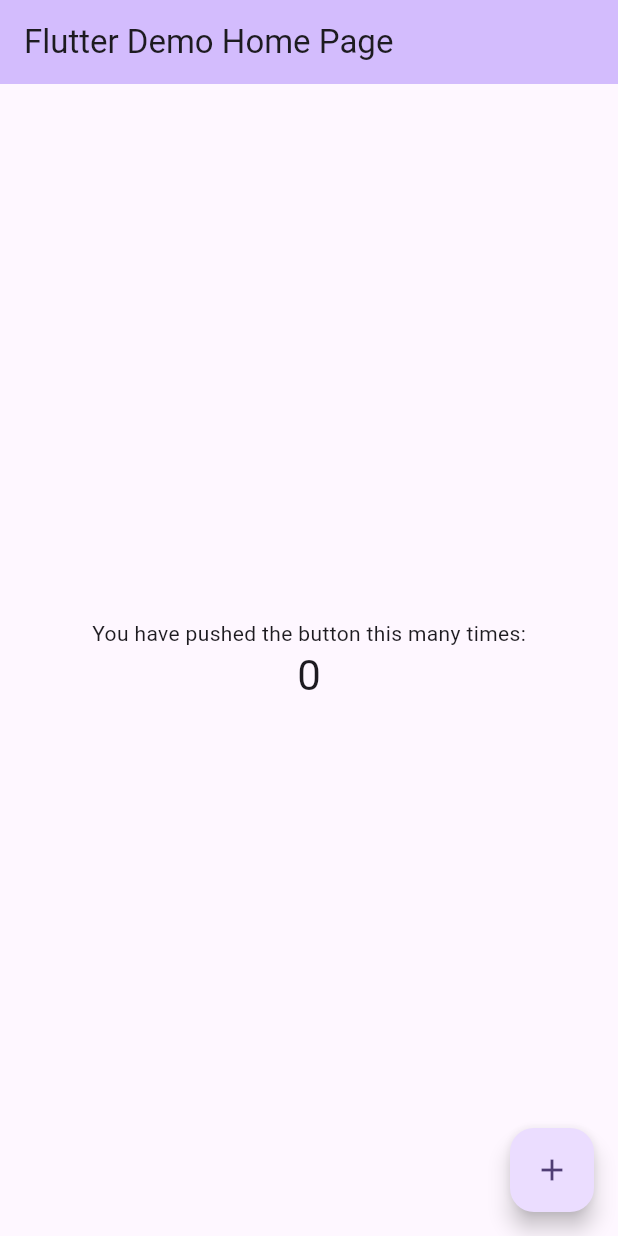
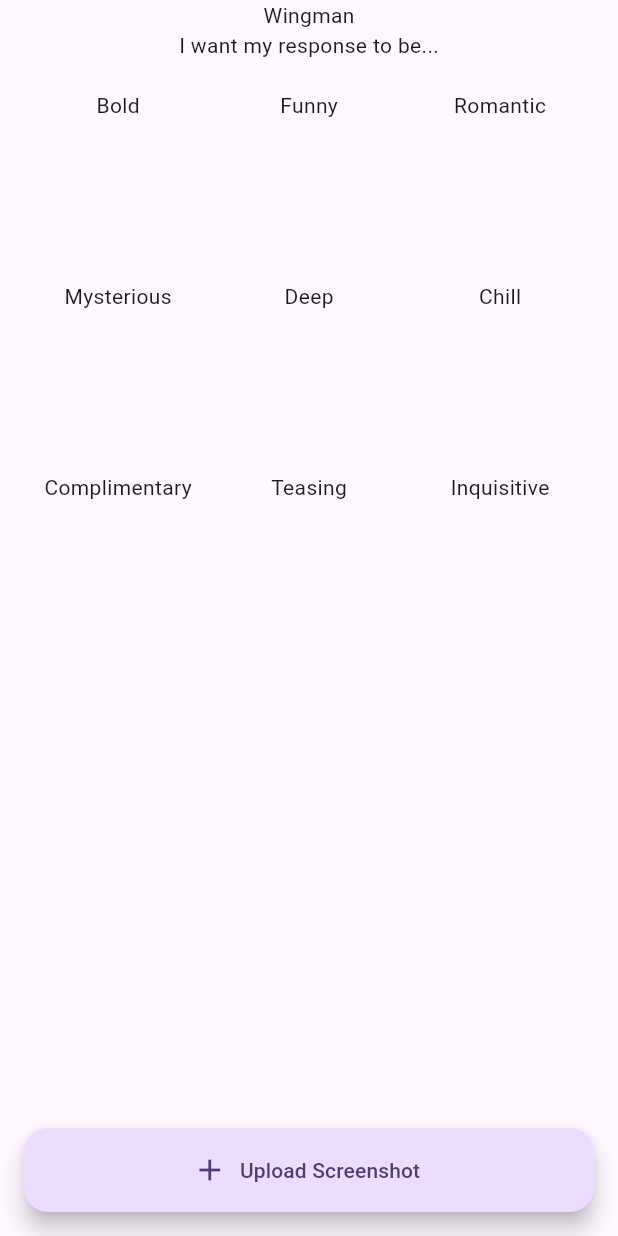
Before and after one commit to seharpanesar/wingman, a Flutter app: the screen it shows after launch, on a phone screen of 412 x 824 dp. Run offline on Flutter 3.47's test engine with Material 2 defaults, Android fonts, the light colour scheme and no system bars; our stand-ins replace google_mobile_ads, image_picker.

Commit message:
made a first prototype of the flutter application

```diff
--- /dev/null
+++ b/plan.txt
@@ -0,0 +1,21 @@
+Backend:
+
+Frontend:
+    - Main screen
+        - Button at bottom to accept recent files
+        - Grid view of options
+        - On click, the user will get the prompt of ad or go premium
+    - Crop screen (to just get the text of the screenshot)
+        - Optional, depending on how well the backend can parse a normal screenshot
+
+    - Response screen:
+        - Back button: go back and try again
+
+        - Response box:
+            - tap to copy text
+        - Possible responses:
+            - backend gave response, tap to copy text
+            - Screenshot didn't have any text
+                - No text detected, please upload a clearer screenshot
+            - Network issues.
+                - timeout, server is down etc...
--- a/ui/wingman/lib/main.dart
+++ b/ui/wingman/lib/main.dart
@@ -1,6 +1,11 @@
 import 'package:flutter/material.dart';
+import 'package:google_mobile_ads/google_mobile_ads.dart';
+import 'package:wingman/screens/home_screen.dart';
 
 void main() {
+  WidgetsFlutterBinding.ensureInitialized();
+  MobileAds.instance.initialize();
+
   runApp(const MyApp());
 }
 
@@ -13,99 +18,11 @@ class MyApp extends StatelessWidget {
     return MaterialApp(
       title: 'Flutter Demo',
       theme: ThemeData(
-
         colorScheme: ColorScheme.fromSeed(seedColor: Colors.deepPurple),
         useMaterial3: true,
       ),
-      home: const MyHomePage(title: 'Flutter Demo Home Page'),
+      home: const HomeScreen(),
+      debugShowCheckedModeBanner: false,
     );
   }
 }
-
-class MyHomePage extends StatefulWidget {
-  const MyHomePage({super.key, required this.title});
-
-  // This widget is the home page of your application. It is stateful, meaning
-  // that it has a State object (defined below) that contains fields that affect
-  // how it looks.
-
-  // This class is the configuration for the state. It holds the values (in this
-  // case the title) provided by the parent (in this case the App widget) and
-  // used by the build method of the State. Fields in a Widget subclass are
-  // always marked "final".
-
-  final String title;
-
-  @override
-  State<MyHomePage> createState() => _MyHomePageState();
-}
-
-class _MyHomePageState extends State<MyHomePage> {
-  int _counter = 0;
-
-  void _incrementCounter() {
-    setState(() {
-      // This call to setState tells the Flutter framework that something has
-      // changed in this State, which causes it to rerun the build method below
-      // so that the display can reflect the updated values. If we changed
-      // _counter without calling setState(), then the build method would not be
-      // called again, and so nothing would appear to happen.
-      _counter++;
-    });
-  }
-
-  @override
-  Widget build(BuildContext context) {
-    // This method is rerun every time setState is called, for instance as done
-    // by the _incrementCounter method above.
-    //
-    // The Flutter framework has been optimized to make rerunning build methods
-    // fast, so that you can just rebuild anything that needs updating rather
-    // than having to individually change instances of widgets.
-    return Scaffold(
-      appBar: AppBar(
-        // TRY THIS: Try changing the color here to a specific color (to
-        // Colors.amber, perhaps?) and trigger a hot reload to see the AppBar
-        // change color while the other colors stay the same.
-        backgroundColor: Theme.of(context).colorScheme.inversePrimary,
-        // Here we take the value from the MyHomePage object that was created by
-        // the App.build method, and use it to set our appbar title.
-        title: Text(widget.title),
-      ),
-      body: Center(
-        // Center is a layout widget. It takes a single child and positions it
-        // in the middle of the parent.
-        child: Column(
-          // Column is also a layout widget. It takes a list of children and
-          // arranges them vertically. By default, it sizes itself to fit its
-          // children horizontally, and tries to be as tall as its parent.
-          //
-          // Column has various properties to control how it sizes itself and
-          // how it positions its children. Here we use mainAxisAlignment to
-          // center the children vertically; the main axis here is the vertical
-          // axis because Columns are vertical (the cross axis would be
-          // horizontal).
-          //
-          // TRY THIS: Invoke "debug painting" (choose the "Toggle Debug Paint"
-          // action in the IDE, or press "p" in the console), to see the
-          // wireframe for each widget.
-          mainAxisAlignment: MainAxisAlignment.center,
-          children: <Widget>[
-            const Text(
-              'You have pushed the button this many times:',
-            ),
-            Text(
-              '$_counter',
-              style: Theme.of(context).textTheme.headlineMedium,
-            ),
-          ],
-        ),
-      ),
-      floatingActionButton: FloatingActionButton(
-        onPressed: _incrementCounter,
-        tooltip: 'Increment',
-        child: const Icon(Icons.add),
-      ), // This trailing comma makes auto-formatting nicer for build methods.
-    );
-  }
-}
--- /dev/null
+++ b/ui/wingman/lib/screens/home_screen.dart
@@ -0,0 +1,192 @@
+import 'dart:io';
+
+import 'package:flutter/material.dart';
+import 'package:flutter/services.dart';
+import 'package:google_mobile_ads/google_mobile_ads.dart';
+import 'package:image_picker/image_picker.dart';
+import 'package:wingman/screens/response_screen.dart';
+import 'package:wingman/shared/constants.dart';
+
+import '../shared/ad_helper.dart';
+
+RewardedAd? _rewardedAd;
+
+class HomeScreen extends StatefulWidget {
+  const HomeScreen({super.key});
+
+  @override
+  State<HomeScreen> createState() => _HomeScreenState();
+}
+
+class _HomeScreenState extends State<HomeScreen> {
+  @override
+  void initState() {
+    // TODO: implement initState
+    _loadRewardedAd();
+    super.initState();
+  }
+
+  void _loadRewardedAd() {
+    RewardedAd.load(
+      adUnitId: AdHelper.rewardedAdUnitId,
+      request: const AdRequest(),
+      rewardedAdLoadCallback: RewardedAdLoadCallback(
+        onAdLoaded: (ad) {
+          ad.fullScreenContentCallback = FullScreenContentCallback(
+            onAdDismissedFullScreenContent: (ad) {
+							// after ad is played, dispose ad and load a new one.
+              setState(() {
+                ad.dispose();
+                _rewardedAd = null;
+              });
+              _loadRewardedAd();
+            },
+          );
+
+          setState(() {
+            _rewardedAd = ad;
+          });
+        },
+        onAdFailedToLoad: (err) {
+          print('Failed to load a rewarded ad: ${err.message}');
+        },
+      ),
+    );
+	}
+
+
+  Future<File?> pickImage() async {
+    try {
+      final image = await ImagePicker().pickImage(source: ImageSource.gallery);
+      if (image == null) return null;
+
+      _adOrPremiumDialog();
+
+
+      return File(image.path);
+    } on PlatformException catch(e) {
+      // TODO tell user to enable photo permissions
+      print("Failed to pick image $e");
+      return null;
+    }
+
+  }
+
+  @override
+  Widget build(BuildContext context) {
+    return Scaffold(
+      body: SafeArea(
+        child: Column(
+          children: [
+            // title
+            Text("Wingman"),
+
+            // prompt + gridview
+            Text("I want my response to be..."),
+
+            GridView.builder(
+              shrinkWrap: true,
+              primary: false,
+              itemCount: Constants.responseOptions.length,
+              padding: const EdgeInsets.all(20),
+              gridDelegate: const SliverGridDelegateWithFixedCrossAxisCount(
+                crossAxisCount: 3,
+                crossAxisSpacing: 10,
+                mainAxisSpacing: 10,
+              ),
+
+              itemBuilder: (context, index) {
+                return Column(
+                  children: [
+                    Text(Constants.responseOptions[index]),
+                  ],
+                );
+              },
+            ),
+
+          ],
+        ),
+      ),
+      floatingActionButton: Padding(
+        padding: EdgeInsets.all(16.0),
+        child: SizedBox(
+          width: double.infinity, // Makes the FAB wide
+          child: FloatingActionButton.extended(
+            onPressed: () async {
+              // pick file
+              File? image = await pickImage();
+              if (image == null) return;
+
+              // prompt user for the ad here
+
+            },
+            icon: Icon(Icons.add),
+            label: Text('Upload Screenshot'),
+          ),
+        ),
+      ),
+      floatingActionButtonLocation: FloatingActionButtonLocation.centerDocked,
+
+    );
+  }
+
+  Future<void> _adOrPremiumDialog() {
+    return showDialog<void>(
+			context: context,
+			builder: (BuildContext context) {
+				return AlertDialog(
+					title: Text("Choose option"),
+					content: const SingleChildScrollView(
+						child: ListBody(
+							children: <Widget>[
+								Text('Response will be given after choosing an option'),
+							],
+						),
+					),
+					actions: <Widget>[
+						Center(
+							child: ElevatedButton(
+								style: ElevatedButton.styleFrom(
+									backgroundColor: Colors.black,
+									foregroundColor: Colors.white,
+									shape: RoundedRectangleBorder(
+										borderRadius: BorderRadius.circular(5.0),
+									),
+
+								),
+								onPressed: () {
+									_rewardedAd?.show(
+										onUserEarnedReward: (_, reward) {
+											Navigator.push(
+												context,
+												MaterialPageRoute(builder: (context) => ResponseScreen()),
+												// (Route<dynamic> route) => false
+											);
+										},
+									);
+								},
+								child: const Text('Watch an ad'),
+							),
+						),
+						Center(
+							child: ElevatedButton(
+								style: ElevatedButton.styleFrom(
+									backgroundColor: Colors.black,
+									foregroundColor: Colors.white,
+									shape: RoundedRectangleBorder(
+										borderRadius: BorderRadius.circular(5.0),
+									),
+								),
+								onPressed: () {
+									// TODO: premium page
+
+								},
+								child: const Text('Go premium'),
+							),
+						),
+					],
+				);
+			},
+		);
+  }
+}
--- /dev/null
+++ b/ui/wingman/lib/shared/ad_helper.dart
@@ -0,0 +1,13 @@
+import 'dart:io';
+
+import 'package:google_mobile_ads/google_mobile_ads.dart';
+
+class AdHelper {
+	static String get rewardedAdUnitId {
+    return Platform.isAndroid
+      ? 'ca-app-pub-3940256099942544/5224354917'
+      : 'ca-app-pub-3940256099942544/1712485313';
+  }
+
+
+}
--- /dev/null
+++ b/ui/wingman/lib/shared/constants.dart
@@ -0,0 +1,13 @@
+class Constants {
+  static List<String> responseOptions = [
+    "Bold",
+    "Funny",
+    "Romantic",
+    "Mysterious",
+    "Deep",
+    "Chill",
+    "Complimentary",
+    "Teasing",
+    "Inquisitive"
+  ];
+}
--- a/ui/wingman/pubspec.yaml
+++ b/ui/wingman/pubspec.yaml
@@ -35,6 +35,12 @@ dependencies:
   # The following adds the Cupertino Icons font to your application.
   # Use with the CupertinoIcons class for iOS style icons.
   cupertino_icons: ^1.0.2
+
+  # to pick a screenshot
+  image_picker: ^1.0.4
+
+  # ads
+  google_mobile_ads: ^3.0.0
 
 dev_dependencies:
   flutter_test:
```
Also changed, not shown: ui/wingman/lib/screens/response_screen.dart (added, +32 -0 lines), ui/wingman/pubspec.lock, 17 other files.
